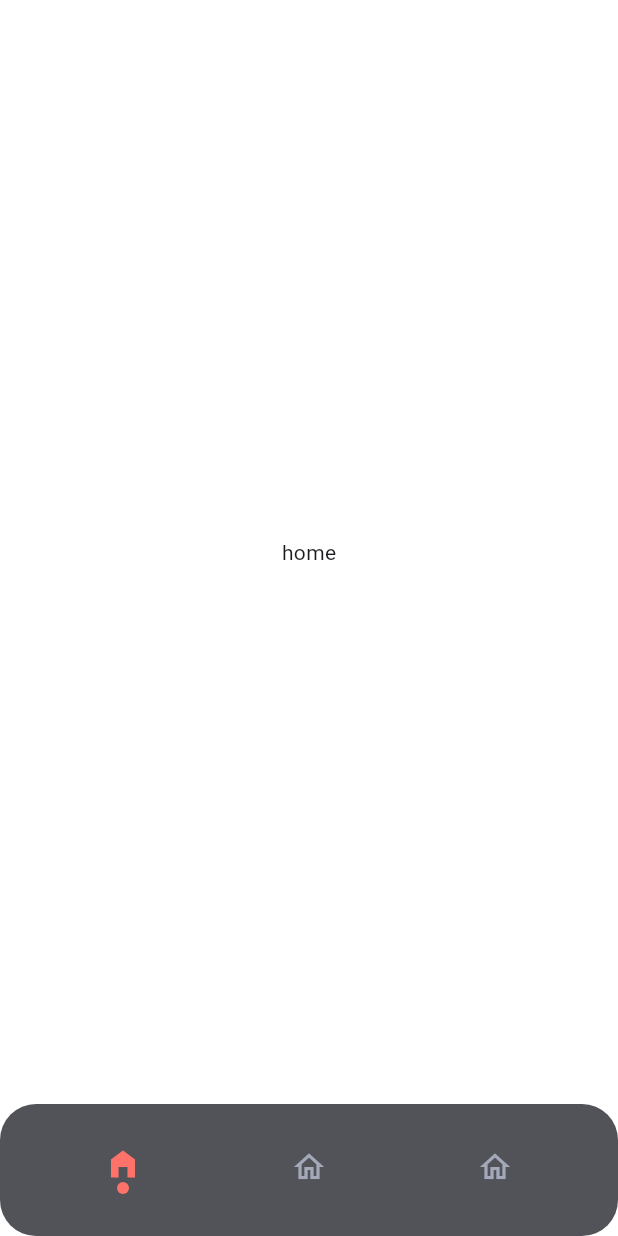
After one commit to vaishnavi185/foodFreaks, a Flutter app: the Navbar screen opened directly, on a phone screen of 412 x 824 dp. The commit adds this screen. Run offline on Flutter 3.47's test engine with Material 3 defaults, Android fonts, the phone set to English and light mode, and no system bars; our stand-ins replace font_awesome_flutter.

Commit message:
navbar done

```diff
--- a/project_name/lib/Home.dart
+++ b/project_name/lib/Home.dart
@@ -23,7 +23,7 @@ class Home extends StatelessWidget {
             // Background Image
             Positioned(
               top: 0,
-              child: Container(
+              child: SizedBox(
                 width: MediaQuery.of(context).size.width, // Make it full width
                 height: screenHeight * 0.6, // Take 60% of screen height
                 child: Image.asset(
--- /dev/null
+++ b/project_name/lib/NavBar.dart
@@ -0,0 +1,82 @@
+import 'package:flutter/material.dart';
+
+class Navbar extends StatefulWidget {
+  const Navbar({super.key});
+
+  @override
+  State<Navbar> createState() => _NavbarState();
+}
+
+class _NavbarState extends State<Navbar> {
+  int currentPageIndex = 0;
+
+  @override
+  Widget build(BuildContext context) {
+    return Scaffold(
+      backgroundColor: Colors.white,
+      body: <Widget>[
+        const Center(child:Text("home")),
+        const Center(child:Text("home")),
+        const Center(child:Text("home"))
+      ][currentPageIndex],
+      bottomNavigationBar:
+      Container(
+        decoration: BoxDecoration(
+          color: Color(0xff252830).withOpacity(0.8),
+          borderRadius: BorderRadius.all(Radius.circular(24))
+        ),
+        padding: EdgeInsets.fromLTRB(20, 8, 20, 8),
+        child: NavigationBar(
+          backgroundColor: Colors.transparent,
+          indicatorColor: Colors.transparent,
+          height: 72,
+          labelBehavior: NavigationDestinationLabelBehavior.alwaysHide,
+          selectedIndex: currentPageIndex,
+          onDestinationSelected: (int index){
+            setState(() {
+              currentPageIndex = index ;
+
+            });
+          },
+          destinations: <Widget>[
+            buildDestination(Icons.home_outlined, Icons.home_filled,0),
+            buildDestination(Icons.home_outlined, Icons.home_filled,1),
+            buildDestination(Icons.home_outlined, Icons.home_filled,2),
+          ]
+          ),
+      )
+
+    );
+  }
+  NavigationDestination buildDestination(IconData icon,IconData selectedicon, int index){
+    final bool isSelected = currentPageIndex == index;
+    return NavigationDestination( label: "", icon: Column(
+      mainAxisSize: MainAxisSize.min,
+      children: [
+        Icon(
+          isSelected ? selectedicon :icon,
+          color: Color(0xffA3A9BA),
+        ),
+        const SizedBox(height: 4),
+      ],
+    ),
+    selectedIcon: Column(
+      mainAxisSize: MainAxisSize.min,
+      children: [
+        Icon(
+          selectedicon,
+          color: Color(0xffFF7269),
+        ),
+        Container(
+          height: 8,
+          width: 8,
+          decoration: BoxDecoration(
+            shape: BoxShape.circle,
+            color: Color(0xffFF7269),
+          ),
+        )
+      ],
+    ),
+    );
+  }
+}
```
